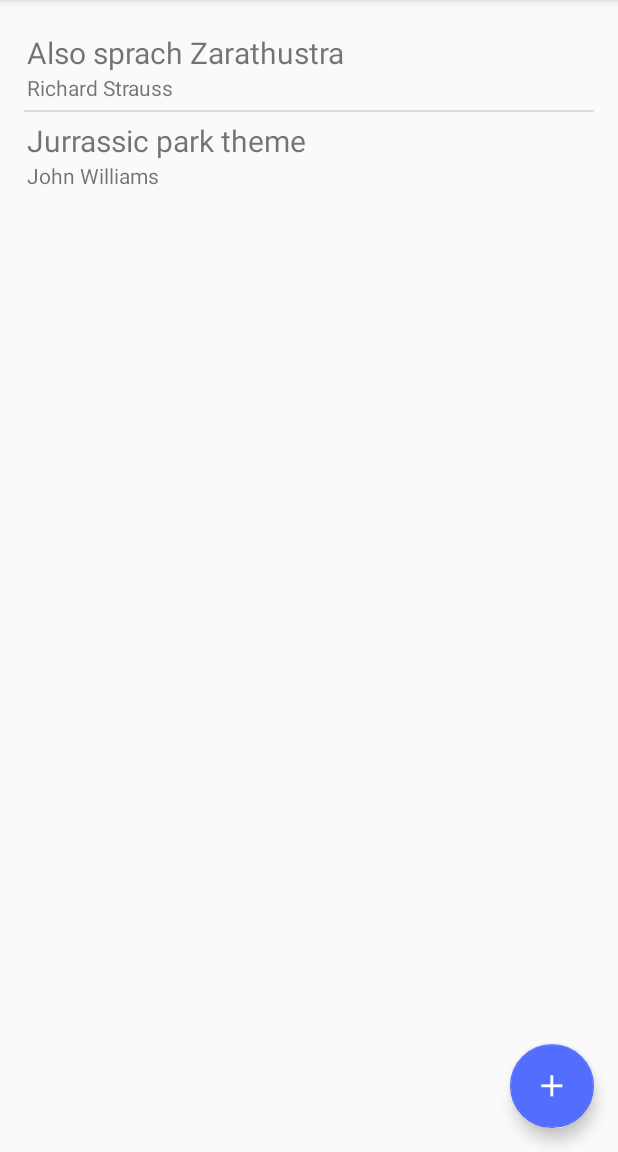
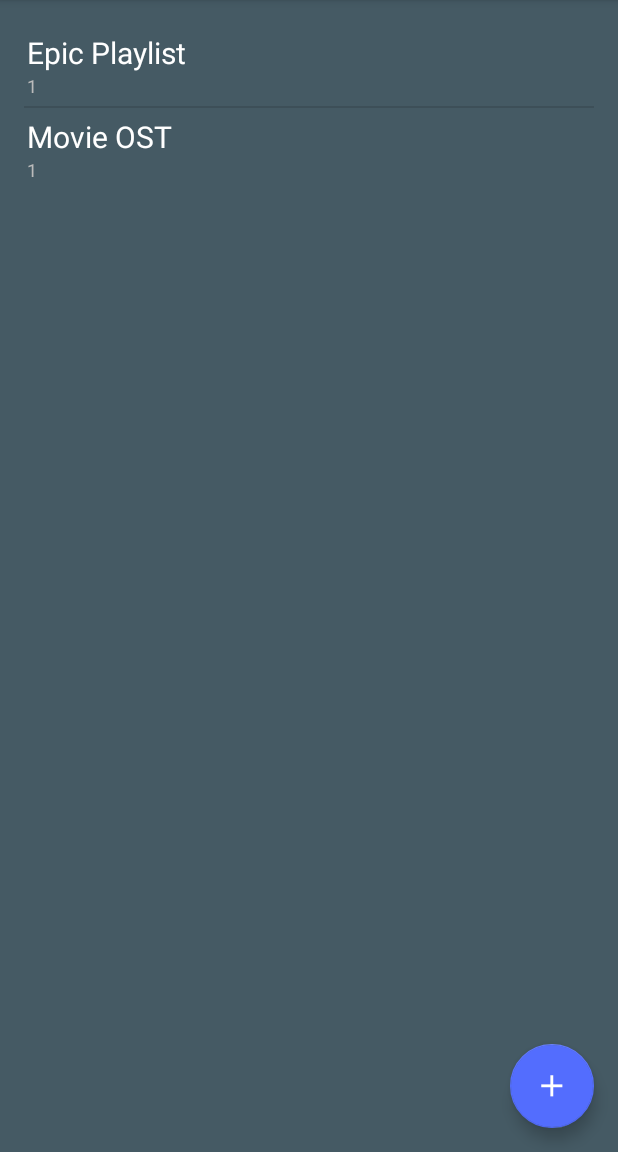
Before and after one commit to JePoste/Spootify, an Android app: the screen it shows after launch (MainActivity), in the side drawer, after a tap on "Playlists", on a phone screen of 412 x 824 dp, the part 84-1236 px from its top. Run offline under Robolectric (Android 15) with nearby library versions, the phone set to English and light mode, and no system bars; our stand-ins replace ButterKnife.

Commit message:
themes colors updated + AlbumFragment + PlaylistFragment added

```diff
--- a/app/src/main/java/com/enzab/musicplayer/activity/MainActivity.java
+++ b/app/src/main/java/com/enzab/musicplayer/activity/MainActivity.java
@@ -3,6 +3,7 @@ package com.enzab.musicplayer.activity;
 import android.os.Bundle;
 import android.support.design.widget.FloatingActionButton;
 import android.support.design.widget.Snackbar;
+import android.support.v4.app.Fragment;
 import android.view.View;
 import android.support.design.widget.NavigationView;
 import android.support.v4.view.GravityCompat;
@@ -14,9 +15,10 @@ import android.view.Menu;
 import android.view.MenuItem;
 
 import com.enzab.musicplayer.R;
+import com.enzab.musicplayer.fragment.AlbumFragment;
+import com.enzab.musicplayer.fragment.PlaylistFragment;
 import com.enzab.musicplayer.fragment.SearchFragment;
 
-import butterknife.Bind;
 import butterknife.ButterKnife;
 
 public class MainActivity extends AppCompatActivity
@@ -87,17 +89,19 @@ public class MainActivity extends AppCompatActivity
     public boolean onNavigationItemSelected(MenuItem item) {
         // Handle navigation view item clicks here.
         int id = item.getItemId();
+        Fragment fragment = null;
 
         if (id == R.id.nav_search) {
-
+            fragment = new SearchFragment();
         } else if (id == R.id.nav_playlists) {
-
+            fragment = new PlaylistFragment();
         } else if (id == R.id.nav_albums) {
-
+            fragment = new AlbumFragment();
         } else if (id == R.id.nav_settings) {
 
         }
-
+        if (fragment != null)
+            getSupportFragmentManager().beginTransaction().replace(R.id.frame_content, fragment).commit();
         DrawerLayout drawer = (DrawerLayout) findViewById(R.id.drawer_layout);
         drawer.closeDrawer(GravityCompat.START);
         return true;
--- /dev/null
+++ b/app/src/main/java/com/enzab/musicplayer/fragment/AlbumFragment.java
@@ -0,0 +1,22 @@
+package com.enzab.musicplayer.fragment;
+
+import com.enzab.musicplayer.model.SearchItem;
+
+import java.util.ArrayList;
+import java.util.List;
+
+/**
+ * Created by linard_f on 4/7/16.
+ */
+public class AlbumFragment extends SearchFragment {
+
+    @Override
+    protected List<SearchItem> getItemList() {
+        List<SearchItem> items = new ArrayList<>();
+        items.add(new SearchItem("Prelude", "Richard Strauss"));
+        items.add(new SearchItem("Jurrassic park (the album)", "John Williams"));
+        return items;
+    }
+
+
+}
--- /dev/null
+++ b/app/src/main/java/com/enzab/musicplayer/fragment/PlaylistFragment.java
@@ -0,0 +1,21 @@
+package com.enzab.musicplayer.fragment;
+
+import com.enzab.musicplayer.model.SearchItem;
+
+import java.util.ArrayList;
+import java.util.List;
+
+/**
+ * Created by linard_f on 4/7/16.
+ */
+public class PlaylistFragment extends SearchFragment {
+
+    @Override
+    protected List<SearchItem> getItemList() {
+        List<SearchItem> items = new ArrayList<>();
+        items.add(new SearchItem("Epic Playlist", "1"));
+        items.add(new SearchItem("Movie OST", "1"));
+        return items;
+    }
+
+}
--- a/app/src/main/java/com/enzab/musicplayer/fragment/SearchFragment.java
+++ b/app/src/main/java/com/enzab/musicplayer/fragment/SearchFragment.java
@@ -78,10 +78,7 @@ public class SearchFragment extends Fragment {
         View view = inflater.inflate(R.layout.fragment_search, container, false);
         ButterKnife.bind(this, view);
 
-        List<SearchItem> items = new ArrayList<>();
-        items.add(new SearchItem("Also sprach Zarathustra", "Richard Strauss"));
-        items.add(new SearchItem("Jurrassic park theme", "John Williams"));
-        SearchListAdapter adapter = new SearchListAdapter(mContext, items);
+        SearchListAdapter adapter = new SearchListAdapter(mContext, getItemList());
         mList.setAdapter(adapter);
         return view;
     }
@@ -97,4 +94,11 @@ public class SearchFragment extends Fragment {
         super.onDetach();
         this.mContext = null;
     }
+
+    protected List<SearchItem> getItemList() {
+        List<SearchItem> items = new ArrayList<>();
+        items.add(new SearchItem("Also sprach Zarathustra", "Richard Strauss"));
+        items.add(new SearchItem("Jurrassic park theme", "John Williams"));
+        return items;
+    }
 }
--- a/app/src/main/res/layout/content_main.xml
+++ b/app/src/main/res/layout/content_main.xml
@@ -7,6 +7,7 @@
     android:paddingTop="@dimen/activity_vertical_margin"
     android:paddingBottom="@dimen/activity_vertical_margin"
     app:layout_behavior="@string/appbar_scrolling_view_behavior" tools:showIn="@layout/app_bar_main"
+    android:background="@color/primary_dark"
     tools:context=".MainActivity">
 
     <FrameLayout
--- a/app/src/main/res/layout/fragment_search.xml
+++ b/app/src/main/res/layout/fragment_search.xml
@@ -5,7 +5,7 @@
 
     <ListView
         android:id="@+id/list"
-        android:layout_width="wrap_content"
+        android:layout_width="match_parent"
         android:layout_height="wrap_content" />
 
 </FrameLayout>
--- a/app/src/main/res/layout/search_list_item.xml
+++ b/app/src/main/res/layout/search_list_item.xml
@@ -5,19 +5,22 @@
     android:paddingTop="@dimen/list_item_padding_top"
     android:paddingEnd="@dimen/list_item_padding_right"
     android:paddingStart="@dimen/list_item_padding_left"
-    android:paddingBottom="@dimen/list_item_padding_bottom">
+    android:paddingBottom="@dimen/list_item_padding_bottom"
+    android:background="@color/primary_dark">
 
     <TextView
         android:id="@+id/title"
         android:text="@string/item_default_title"
-        android:layout_width="match_parent"
+        android:layout_width="wrap_content"
         android:layout_height="wrap_content"
         android:textSize="20sp" />
 
     <TextView
         android:id="@+id/artist"
+        android:textColor="?android:textColorSecondary"
         android:text="@string/item_default_artist"
-        android:layout_width="match_parent"
-        android:layout_height="wrap_content" />
+        android:layout_width="wrap_content"
+        android:layout_height="wrap_content"
+        android:textSize="12sp" />
 
 </LinearLayout>
--- a/app/src/main/res/values/colors.xml
+++ b/app/src/main/res/values/colors.xml
@@ -4,8 +4,8 @@
     <color name="primary_dark">#455A64</color>
     <color name="primary_light">#CFD8DC</color>
     <color name="accent">#536DFE</color>
-    <color name="primary_text">#212121</color>
-    <color name="secondary_text">#727272</color>
+    <color name="primary_text">#FFFFFF</color>
+    <color name="secondary_text">#BBBBBB</color>
     <color name="icons">#FFFFFF</color>
     <color name="divider">#B6B6B6</color>
 </resources>
--- a/app/src/main/res/values/styles.xml
+++ b/app/src/main/res/values/styles.xml
@@ -6,6 +6,9 @@
         <item name="colorPrimary">@color/primary</item>
         <item name="colorPrimaryDark">@color/primary_dark</item>
         <item name="colorAccent">@color/accent</item>
+        <item name="android:textColor">@color/primary_text</item>
+        <item name="android:textColorPrimary">@color/primary_text</item>
+        <item name="android:textColorSecondary">@color/secondary_text</item>
     </style>
     <style name="AppTheme.NoActionBar">
         <item name="windowActionBar">false</item>
```
